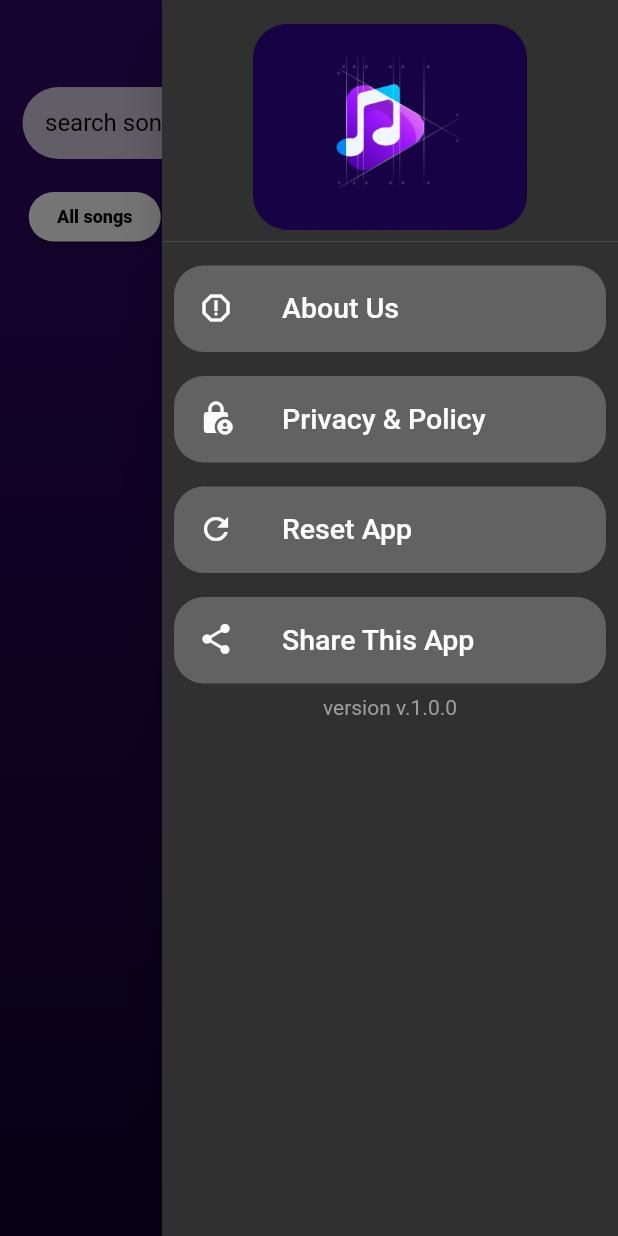
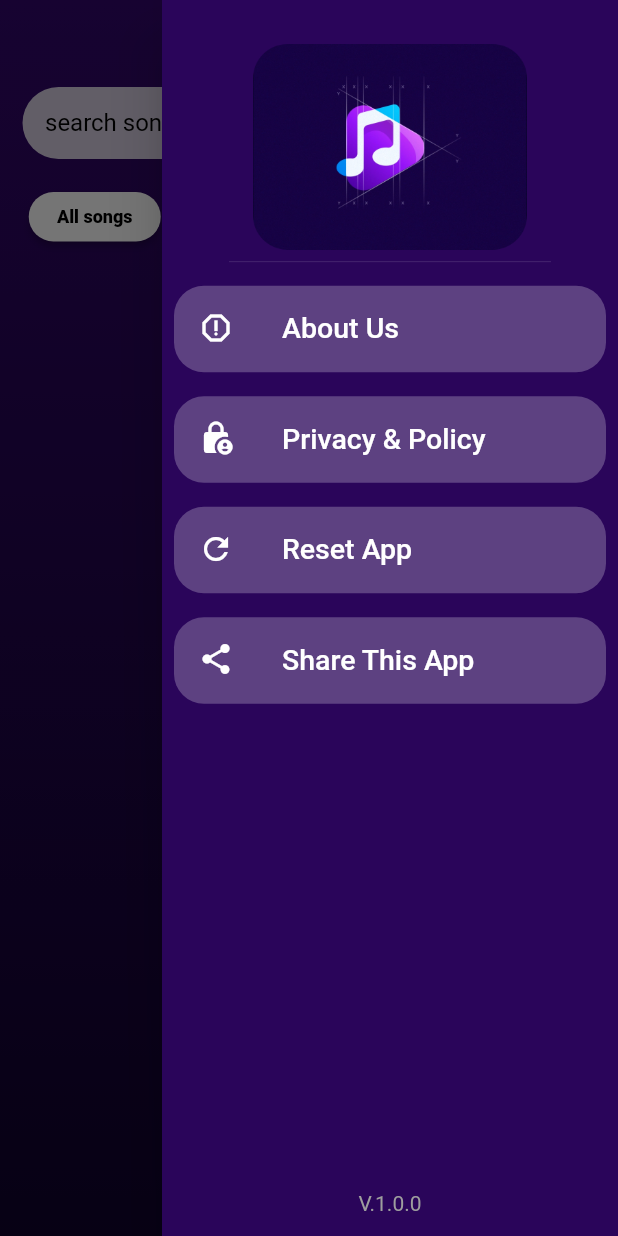
Before and after one commit to Rishadgithub1/Musify, a Flutter app: the screen it shows after launch, with the side drawer open, on a phone screen of 412 x 824 dp. Run offline on Flutter 3.47's test engine with Material 2 defaults, Android fonts, the phone set to English and light mode, and no system bars; our stand-ins replace google_fonts, hive, hive_flutter, just_audio, just_audio_background, on_audio_query and 2 more; accounts and stored records are empty; Roboto replaces fonts that are missing (Alegreya).

Commit message:
Drawer and version completed

```diff
--- a/lib/screens/home_screens/Drawer/drawer_home.dart
+++ b/lib/screens/home_screens/Drawer/drawer_home.dart
@@ -14,8 +14,12 @@ class HomeDrawer extends StatelessWidget {
   @override
   Widget build(BuildContext context) {
     return Drawer(
-      // backgroundColor: Colors.redAccent,
-      child: ListView(
+      backgroundColor: const Color.fromARGB(255, 42, 5, 90),
+      child: Column(
+        mainAxisAlignment: MainAxisAlignment.spaceAround,
+        children: [
+          SizedBox(
+            child: Column(
               children: [
                 DrawerHeader(
                   child: Image.asset('assets/images/image.png'),
@@ -42,13 +46,15 @@ class HomeDrawer extends StatelessWidget {
                         context: context,
                         builder: (context) {
                           return AlertDialog(
-                      backgroundColor: const Color.fromARGB(223, 43, 9, 53),
+                            backgroundColor:
+                                const Color.fromARGB(223, 43, 9, 53),
                             shape: RoundedRectangleBorder(
                                 borderRadius: BorderRadius.circular(20.0)),
                             title: Text('Reset App',
                                 style: GoogleFonts.ubuntuCondensed(
                                     textStyle: const TextStyle(
-                                  fontWeight: FontWeight.bold, fontSize: 20))),
+                                        fontWeight: FontWeight.bold,
+                                        fontSize: 20))),
                             content: Text('Are You Sure Want To Reset The App',
                                 style: GoogleFonts.ubuntuCondensed(
                                     textStyle: const TextStyle(fontSize: 18))),
@@ -83,12 +89,15 @@ class HomeDrawer extends StatelessWidget {
                   icon1: Icons.share,
                   text1: "Share This App",
                 ),
-          // SizedBox(height:MediaQuery.of(context).size.height*0.32),
+              ],
+            ),
+          ),
+          SizedBox(height: MediaQuery.of(context).size.height * 0.32),
           const Text(
-            "version v.1.0.0",
+            "V.1.0.0",
             textAlign: TextAlign.center,
             style: TextStyle(color: Colors.grey),
-          )
+          ),
         ],
       ),
     );
```
Lines whose indentation alone changed are shown as unchanged.
